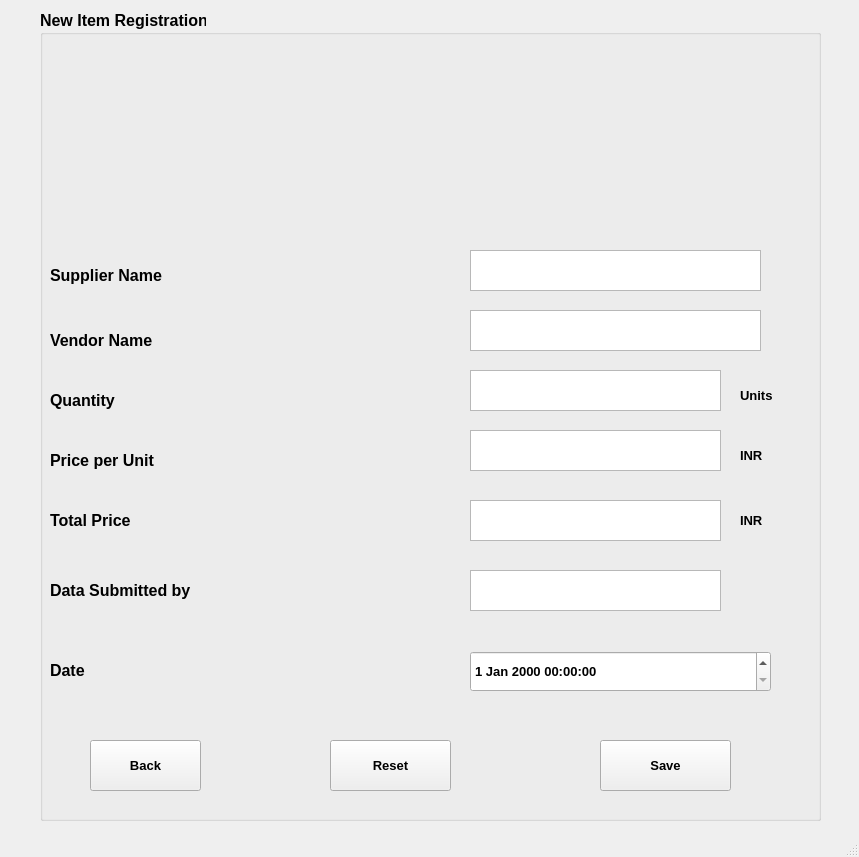
Old version of the form designs/new_items_ui.ui in the repository santoshki/sales_software.
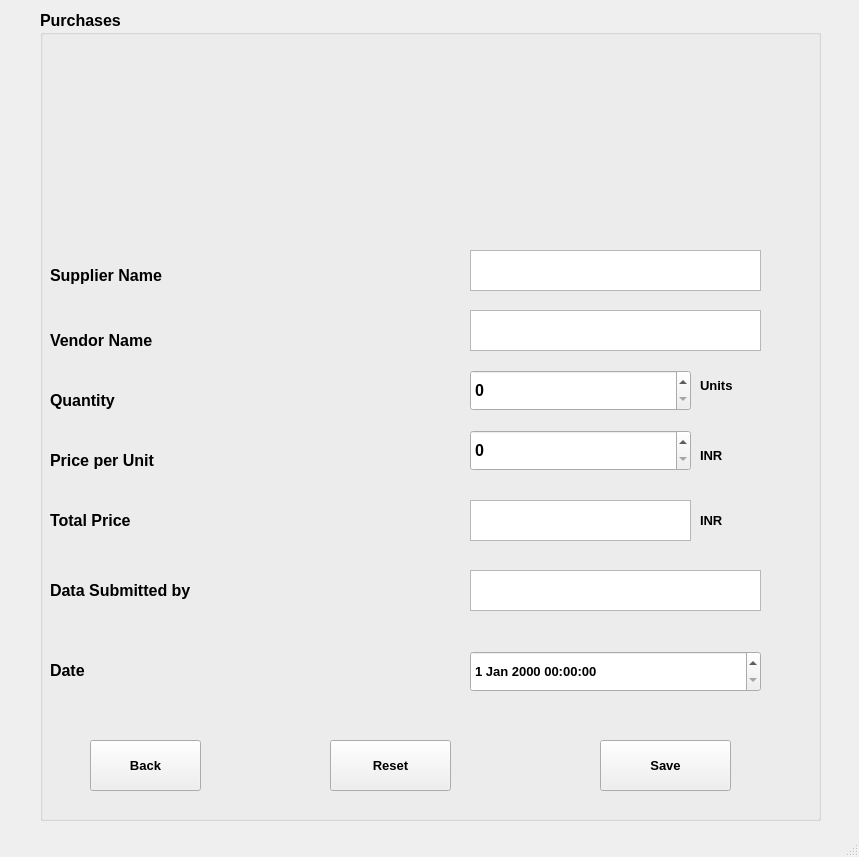
New version of the form. Icons and pictures are not drawn.

Commit message: Updated Purchase screen and database with new fields

```diff
--- a/designs/new_items_ui.ui
+++ b/designs/new_items_ui.ui
@@ -31,7 +31,7 @@
      </font>
     </property>
     <property name="title">
-     <string>New Item Registration</string>
+     <string>Purchases</string>
     </property>
     <widget class="QLabel" name="label_11">
      <property name="geometry">
@@ -52,12 +52,21 @@
       <bool>true</bool>
      </property>
     </widget>
+    <widget class="QSpinBox" name="quantity_spinBox">
+     <property name="geometry">
+      <rect>
+       <x>430</x>
+       <y>360</y>
+       <width>221</width>
+       <height>41</height>
+      </rect>
+     </property>
    </widget>
    <widget class="QLabel" name="label_6">
     <property name="geometry">
      <rect>
-      <x>740</x>
-      <y>380</y>
+       <x>660</x>
+       <y>360</y>
       <width>81</width>
       <height>31</height>
      </rect>
@@ -73,11 +82,41 @@
      <string>Units</string>
     </property>
    </widget>
+    <widget class="QSpinBox" name="price_per_unit_spinBox">
+     <property name="geometry">
+      <rect>
+       <x>430</x>
+       <y>420</y>
+       <width>221</width>
+       <height>41</height>
+      </rect>
+     </property>
+    </widget>
+    <widget class="QLabel" name="label_5">
+     <property name="geometry">
+      <rect>
+       <x>660</x>
+       <y>430</y>
+       <width>51</width>
+       <height>31</height>
+      </rect>
+     </property>
+     <property name="font">
+      <font>
+       <pointsize>10</pointsize>
+       <weight>75</weight>
+       <bold>true</bold>
+      </font>
+     </property>
+     <property name="text">
+      <string>INR</string>
+     </property>
+    </widget>
    <widget class="QLabel" name="label_8">
     <property name="geometry">
      <rect>
-      <x>740</x>
-      <y>500</y>
+       <x>660</x>
+       <y>490</y>
       <width>61</width>
       <height>41</height>
      </rect>
@@ -93,22 +132,13 @@
      <string>INR</string>
     </property>
    </widget>
-   <widget class="QPlainTextEdit" name="per_unit_price">
-    <property name="geometry">
-     <rect>
-      <x>470</x>
-      <y>430</y>
-      <width>251</width>
-      <height>41</height>
-     </rect>
-    </property>
    </widget>
    <widget class="QDateTimeEdit" name="dateTimeEdit">
     <property name="geometry">
      <rect>
       <x>470</x>
       <y>651</y>
-      <width>301</width>
+      <width>291</width>
       <height>41</height>
      </rect>
     </property>
@@ -180,26 +210,6 @@
      <string>Price per Unit</string>
     </property>
    </widget>
-   <widget class="QLabel" name="label_5">
-    <property name="geometry">
-     <rect>
-      <x>740</x>
-      <y>440</y>
-      <width>51</width>
-      <height>31</height>
-     </rect>
-    </property>
-    <property name="font">
-     <font>
-      <pointsize>10</pointsize>
-      <weight>75</weight>
-      <bold>true</bold>
-     </font>
-    </property>
-    <property name="text">
-     <string>INR</string>
-    </property>
-   </widget>
    <widget class="QPushButton" name="back_button">
     <property name="geometry">
      <rect>
@@ -315,7 +325,7 @@
      <rect>
       <x>470</x>
       <y>570</y>
-      <width>251</width>
+      <width>291</width>
       <height>41</height>
      </rect>
     </property>
@@ -328,7 +338,7 @@
      <rect>
       <x>470</x>
       <y>500</y>
-      <width>251</width>
+      <width>221</width>
       <height>41</height>
      </rect>
     </property>
@@ -356,16 +366,6 @@
      <string>Vendor Name</string>
     </property>
    </widget>
-   <widget class="QPlainTextEdit" name="quantity">
-    <property name="geometry">
-     <rect>
-      <x>470</x>
-      <y>370</y>
-      <width>251</width>
-      <height>41</height>
-     </rect>
-    </property>
-   </widget>
    <widget class="QPushButton" name="reset_button">
     <property name="geometry">
      <rect>
```
Left out of the diff: 4 changed lines with no effect on the pictures. Lines whose indentation alone changed are shown as unchanged. The commit also changes 10 other files.
